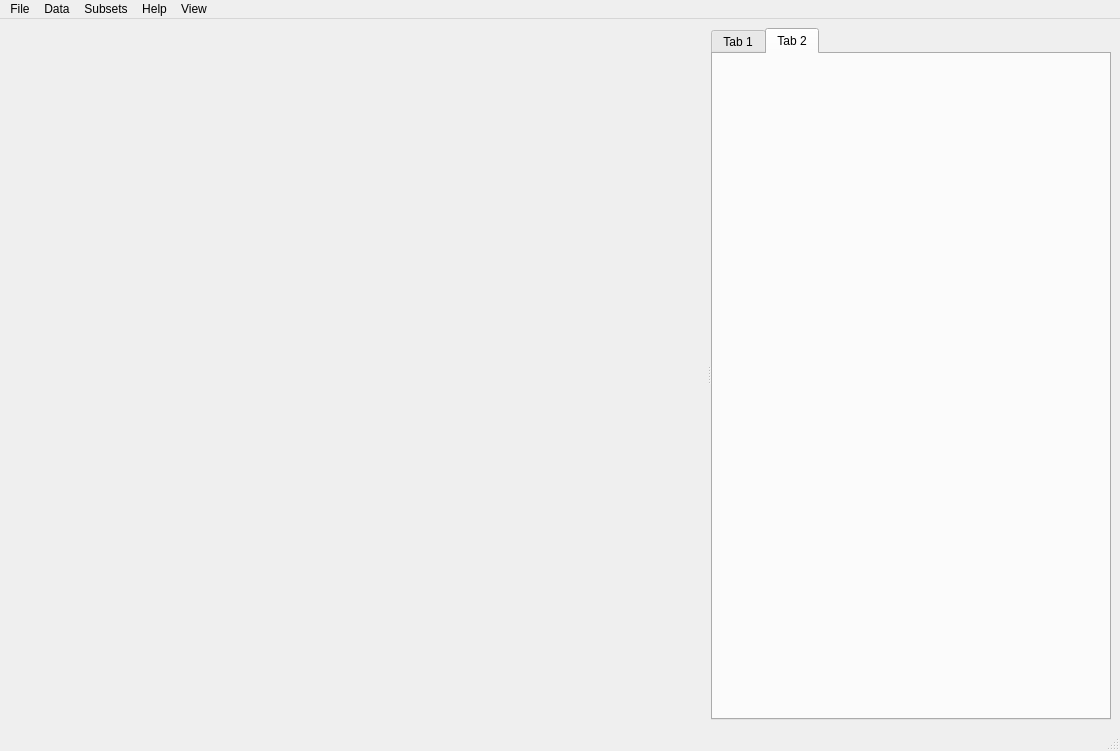
First picture: the form in glue/qt/glue_application.ui, repository glue-viz/glue, before the edit.
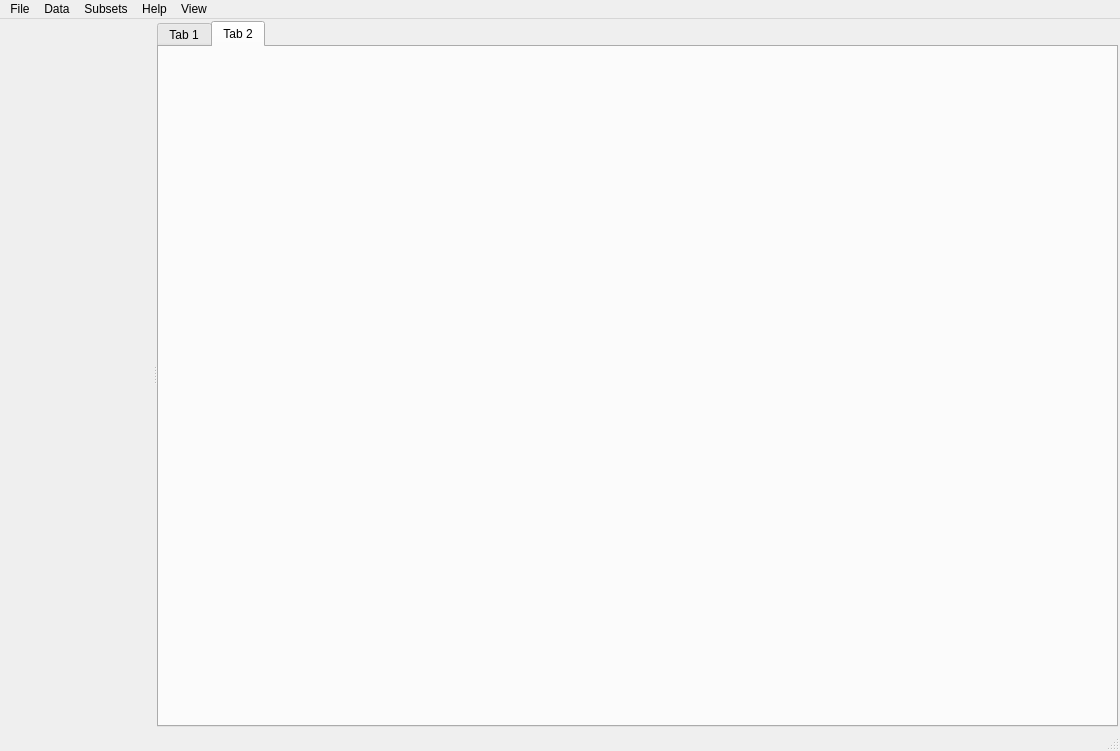
Second picture: the form after the edit. The open tabs and pages were chosen to show the change. Custom widgets are drawn as their Qt base class.

What changed in the file:
```diff
--- a/glue/qt/glue_application.ui
+++ b/glue/qt/glue_application.ui
@@ -15,11 +15,17 @@
   </property>
   <widget class="QWidget" name="centralwidget">
    <layout class="QVBoxLayout" name="verticalLayout">
+    <property name="margin">
+     <number>2</number>
+    </property>
     <item>
      <widget class="QSplitter" name="splitter">
       <property name="orientation">
        <enum>Qt::Horizontal</enum>
       </property>
+      <property name="handleWidth">
+       <number>5</number>
+      </property>
       <widget class="LayerTreeWidget" name="layerWidget" native="true">
        <property name="sizePolicy">
         <sizepolicy hsizetype="Preferred" vsizetype="Expanding">
@@ -29,20 +35,35 @@
        </property>
        <property name="minimumSize">
         <size>
-         <width>200</width>
+         <width>150</width>
          <height>0</height>
         </size>
        </property>
       </widget>
       <widget class="QTabWidget" name="tabWidget">
+       <property name="sizePolicy">
+        <sizepolicy hsizetype="MinimumExpanding" vsizetype="Expanding">
+         <horstretch>1</horstretch>
+         <verstretch>0</verstretch>
+        </sizepolicy>
+       </property>
        <property name="minimumSize">
         <size>
          <width>400</width>
          <height>0</height>
         </size>
        </property>
+       <property name="tabShape">
+        <enum>QTabWidget::Rounded</enum>
+       </property>
        <property name="currentIndex">
-        <number>0</number>
+        <number>1</number>
+       </property>
+       <property name="tabsClosable">
+        <bool>false</bool>
+       </property>
+       <property name="movable">
+        <bool>true</bool>
        </property>
        <widget class="QWidget" name="tab">
         <attribute name="title">
```
Left out of the diff: 7 changed lines with no effect on the pictures.
